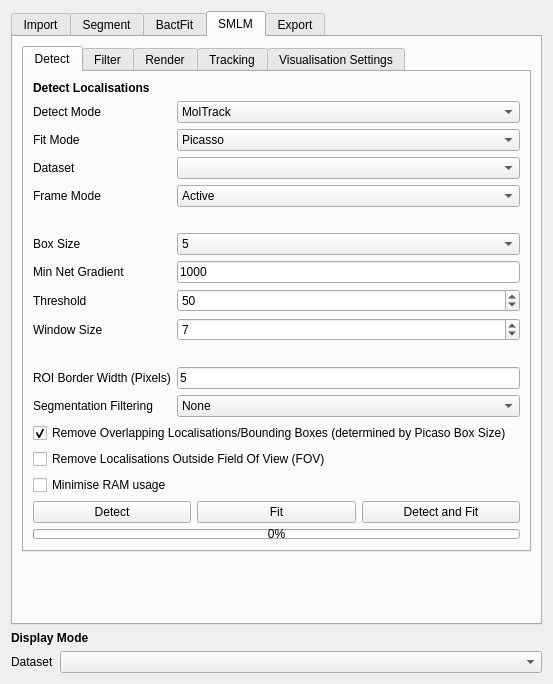
First picture: the form in src/moltrack/GUI/widget_ui.ui, repository piedrro/napari-moltrack, before the edit.
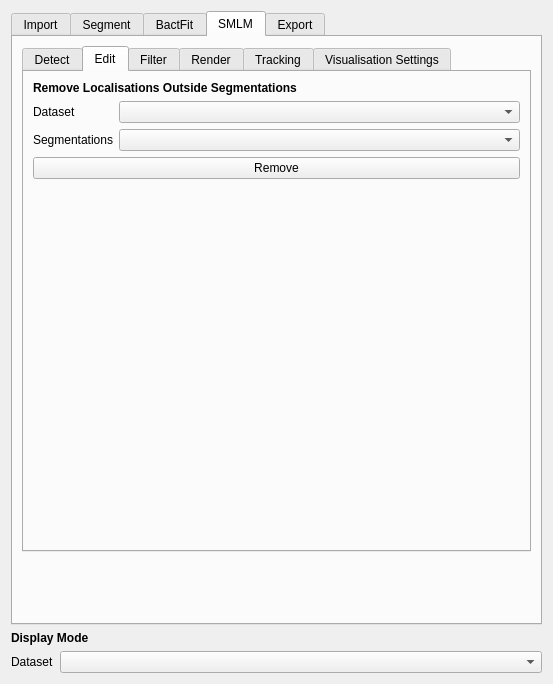
Second picture: the form after the edit. The open tabs and pages were chosen to show the change.

What changed in the file:
```diff
--- a/src/moltrack/GUI/widget_ui.ui
+++ b/src/moltrack/GUI/widget_ui.ui
@@ -1513,6 +1513,70 @@
            </item>
           </layout>
          </widget>
+         <widget class="QWidget" name="tab_7">
+          <attribute name="title">
+           <string>Edit</string>
+          </attribute>
+          <layout class="QVBoxLayout" name="verticalLayout_7">
+           <item>
+            <widget class="QLabel" name="label_33">
+             <property name="font">
+              <font>
+               <weight>75</weight>
+               <bold>true</bold>
+              </font>
+             </property>
+             <property name="text">
+              <string>Remove Localisations Outside Segmentations</string>
+             </property>
+            </widget>
+           </item>
+           <item>
+            <layout class="QFormLayout" name="formLayout_5">
+             <item row="1" column="0">
+              <widget class="QLabel" name="label_34">
+               <property name="text">
+                <string>Segmentations</string>
+               </property>
+              </widget>
+             </item>
+             <item row="1" column="1">
+              <widget class="QComboBox" name="remove_seglocs_segmentation"/>
+             </item>
+             <item row="0" column="0">
+              <widget class="QLabel" name="label_36">
+               <property name="text">
+                <string>Dataset</string>
+               </property>
+              </widget>
+             </item>
+             <item row="0" column="1">
+              <widget class="QComboBox" name="remove_seglocs_dataset"/>
+             </item>
+            </layout>
+           </item>
+           <item>
+            <widget class="QPushButton" name="remove_seglocs">
+             <property name="text">
+              <string>Remove</string>
+             </property>
+            </widget>
+           </item>
+           <item>
+            <spacer name="verticalSpacer_13">
+             <property name="orientation">
+              <enum>Qt::Vertical</enum>
+             </property>
+             <property name="sizeHint" stdset="0">
+              <size>
+               <width>20</width>
+               <height>40</height>
+              </size>
+             </property>
+            </spacer>
+           </item>
+          </layout>
+         </widget>
          <widget class="QWidget" name="tab_23">
           <attribute name="title">
            <string>Filter</string>
```
Left out of the diff: 13 changed lines with no effect on the pictures.
